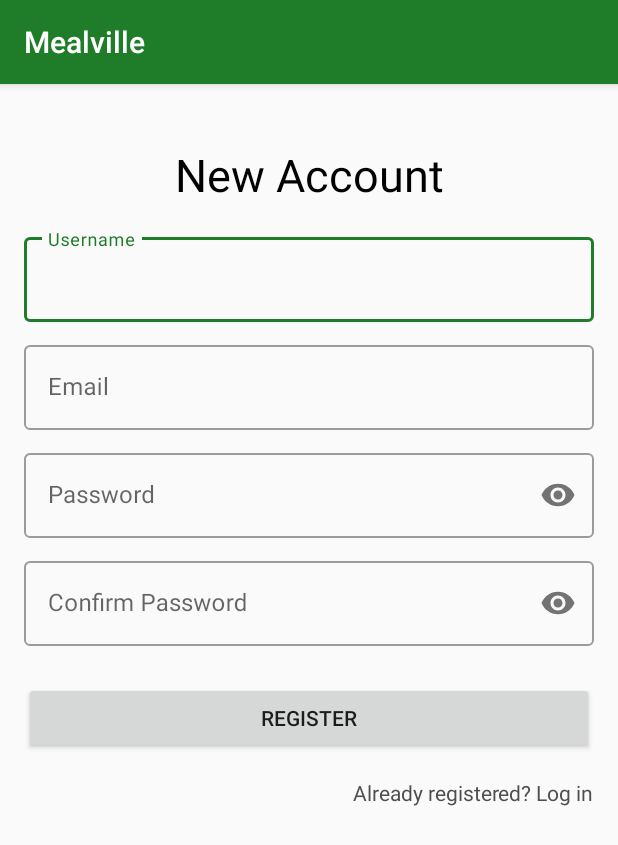
After one commit to Nicholas-Muturi/recipe-app, an Android app: the RegisterActivity screen opened directly, with no data from a screen before it, on a phone screen of 412 x 824 dp. The commit adds this screen. Shown: the top 845 px of the screen. Run offline under Robolectric (Android 15) with nearby library versions, the phone set to English and light mode, and no system bars; our stand-ins replace ButterKnife; Roboto replaces fonts that are not available here.

Commit message:
[chore] created login & register activity

```diff
--- /dev/null
+++ b/app/src/main/java/m/nicholas/mealville/ui/RegisterActivity.java
@@ -0,0 +1,68 @@
+package m.nicholas.mealville.ui;
+
+import androidx.appcompat.app.AppCompatActivity;
+
+import android.content.Intent;
+import android.os.Bundle;
+import android.util.Patterns;
+import android.view.View;
+import android.widget.Button;
+import android.widget.EditText;
+import android.widget.TextView;
+
+import butterknife.BindView;
+import butterknife.ButterKnife;
+import m.nicholas.mealville.R;
+
+public class RegisterActivity extends AppCompatActivity implements View.OnClickListener {
+    @BindView(R.id.etRegisterUsername) EditText etUsername;
+    @BindView(R.id.etRegisterEmail) EditText etEmail;
+    @BindView(R.id.etRegisterPassword) EditText etPassword;
+    @BindView(R.id.etRegisterConfirmPassword) EditText etConfirmPassword;
+    @BindView(R.id.btnRegister) Button btnRegister;
+    @BindView(R.id.tvBackToLogin) TextView tvBackToLogin;
+
+
+    @Override
+    protected void onCreate(Bundle savedInstanceState) {
+        super.onCreate(savedInstanceState);
+        setContentView(R.layout.activity_register);
+        ButterKnife.bind(this);
+        btnRegister.setOnClickListener(this);
+        tvBackToLogin.setOnClickListener(this);
+    }
+
+    @Override
+    public void onClick(View view) {
+        if(view == btnRegister){
+            validateThenRegister();
+        }
+        if(view == tvBackToLogin){
+            Intent intent = new Intent(RegisterActivity.this,LoginActivity.class);
+            intent.setFlags(Intent.FLAG_ACTIVITY_CLEAR_TASK | Intent.FLAG_ACTIVITY_NEW_TASK);
+            startActivity(intent);
+        }
+    }
+
+    private void validateThenRegister(){
+        String username = etUsername.getText().toString().trim();
+        String email = etEmail.getText().toString().trim();
+        String password = etPassword.getText().toString().trim();
+        String confirmPass = etConfirmPassword.getText().toString().trim();
+
+        if(username.isEmpty()) etUsername.setError("Please fill in this field");
+        else if(email.isEmpty()) etEmail.setError("Please fill in this field");
+        else if(!Patterns.EMAIL_ADDRESS.matcher(email).matches()) etEmail.setError("Email doesn't have a proper format");
+        else if(password.isEmpty()) etPassword.setError("Please fill in this field");
+        else if(confirmPass.isEmpty()) etConfirmPassword.setError("Please fill in this field");
+        else if(!password.equals(confirmPass)) etConfirmPassword.setError("Passwords do not match");
+        else{
+
+        }
+    }
+
+    private void setFirebaseDisplayName(String name){
+
+    }
+
+}
--- /dev/null
+++ b/app/src/main/res/layout/activity_register.xml
@@ -0,0 +1,141 @@
+<?xml version="1.0" encoding="utf-8"?>
+<androidx.constraintlayout.widget.ConstraintLayout xmlns:android="http://schemas.android.com/apk/res/android"
+    xmlns:app="http://schemas.android.com/apk/res-auto"
+    xmlns:tools="http://schemas.android.com/tools"
+    android:layout_width="match_parent"
+    android:layout_height="match_parent"
+    tools:context=".ui.RegisterActivity">
+
+    <TextView
+        android:id="@+id/textView"
+        android:layout_width="wrap_content"
+        android:layout_height="wrap_content"
+        android:layout_marginStart="16dp"
+        android:layout_marginTop="40dp"
+        android:layout_marginEnd="16dp"
+        android:text="@string/new_account"
+        android:textAlignment="center"
+        android:textColor="@color/textBlack"
+        android:textSize="30sp"
+        app:layout_constraintEnd_toEndOf="parent"
+        app:layout_constraintHorizontal_bias="0.5"
+        app:layout_constraintStart_toStartOf="parent"
+        app:layout_constraintTop_toTopOf="parent" />
+
+    <com.google.android.material.textfield.TextInputLayout
+        android:id="@+id/textInputLayout4"
+        style="@style/Widget.MaterialComponents.TextInputLayout.OutlinedBox"
+        android:layout_width="match_parent"
+        android:layout_height="wrap_content"
+        android:layout_marginStart="16dp"
+        android:layout_marginTop="16dp"
+        android:layout_marginEnd="16dp"
+        android:hint="@string/username"
+        app:layout_constraintEnd_toEndOf="parent"
+        app:layout_constraintHorizontal_bias="0.5"
+        app:layout_constraintStart_toStartOf="parent"
+        app:layout_constraintTop_toBottomOf="@id/textView">
+
+        <com.google.android.material.textfield.TextInputEditText
+            android:id="@+id/etRegisterUsername"
+            android:layout_width="match_parent"
+            android:layout_height="wrap_content"
+            android:inputType="textPersonName"
+            android:singleLine="true" />
+    </com.google.android.material.textfield.TextInputLayout>
+
+    <com.google.android.material.textfield.TextInputLayout
+        android:id="@+id/textInputLayout5"
+        style="@style/Widget.MaterialComponents.TextInputLayout.OutlinedBox"
+        android:layout_width="match_parent"
+        android:layout_height="wrap_content"
+        android:layout_marginStart="16dp"
+        android:layout_marginTop="10dp"
+        android:layout_marginEnd="16dp"
+        android:hint="@string/email"
+        app:layout_constraintEnd_toEndOf="parent"
+        app:layout_constraintStart_toStartOf="parent"
+        app:layout_constraintTop_toBottomOf="@id/textInputLayout4">
+
+        <com.google.android.material.textfield.TextInputEditText
+            android:id="@+id/etRegisterEmail"
+            android:layout_width="match_parent"
+            android:layout_height="wrap_content"
+            android:inputType="textEmailAddress"
+            android:singleLine="true" />
+    </com.google.android.material.textfield.TextInputLayout>
+
+    <com.google.android.material.textfield.TextInputLayout
+        android:id="@+id/textInputLayout7"
+        style="@style/Widget.MaterialComponents.TextInputLayout.OutlinedBox"
+        android:layout_width="match_parent"
+        android:layout_height="wrap_content"
+        android:layout_marginStart="16dp"
+        android:layout_marginTop="10dp"
+        android:layout_marginEnd="16dp"
+        android:hint="@string/password"
+        app:passwordToggleEnabled="true"
+        app:layout_constraintEnd_toEndOf="parent"
+        app:layout_constraintHorizontal_bias="0.5"
+        app:layout_constraintStart_toStartOf="parent"
+        app:layout_constraintTop_toBottomOf="@+id/textInputLayout5">
+
+        <com.google.android.material.textfield.TextInputEditText
+            android:id="@+id/etRegisterPassword"
+            android:layout_width="match_parent"
+            android:layout_height="wrap_content"
+            android:inputType="textPassword"
+            android:singleLine="true" />
+    </com.google.android.material.textfield.TextInputLayout>
+
+    <com.google.android.material.textfield.TextInputLayout
+        android:id="@+id/textInputLayout6"
+        style="@style/Widget.MaterialComponents.TextInputLayout.OutlinedBox"
+        android:layout_width="match_parent"
+        android:layout_height="wrap_content"
+        android:layout_marginStart="16dp"
+        android:layout_marginTop="10dp"
+        android:layout_marginEnd="16dp"
+        android:hint="@string/confirm_pass"
+        app:passwordToggleEnabled="true"
+        app:layout_constraintEnd_toEndOf="parent"
+        app:layout_constraintHorizontal_bias="0.0"
+        app:layout_constraintStart_toStartOf="parent"
+        app:layout_constraintTop_toBottomOf="@+id/textInputLayout7">
+
+        <com.google.android.material.textfield.TextInputEditText
+            android:id="@+id/etRegisterConfirmPassword"
+            android:layout_width="match_parent"
+            android:layout_height="wrap_content"
+            android:inputType="textPassword"
+            android:singleLine="true" />
+    </com.google.android.material.textfield.TextInputLayout>
+
+    <Button
+        android:id="@+id/btnRegister"
+        android:layout_width="0dp"
+        android:layout_height="wrap_content"
+        android:layout_marginStart="16dp"
+        android:layout_marginTop="24dp"
+        android:layout_marginEnd="16dp"
+        android:text="@string/register"
+        app:layout_constraintEnd_toEndOf="parent"
+        app:layout_constraintStart_toStartOf="parent"
+        app:layout_constraintTop_toBottomOf="@+id/textInputLayout6" />
+
+    <TextView
+        android:id="@+id/tvBackToLogin"
+        android:layout_width="wrap_content"
+        android:layout_height="wrap_content"
+        android:layout_marginStart="16dp"
+        android:layout_marginTop="16dp"
+        android:layout_marginEnd="16dp"
+        android:text="@string/already_registered_log_in"
+        android:textColor="@color/textGrey"
+        app:layout_constraintEnd_toEndOf="parent"
+        app:layout_constraintHorizontal_bias="1.0"
+        app:layout_constraintStart_toStartOf="parent"
+        app:layout_constraintTop_toBottomOf="@id/btnRegister" />
+
+
+</androidx.constraintlayout.widget.ConstraintLayout>
--- a/app/src/main/res/values/colors.xml
+++ b/app/src/main/res/values/colors.xml
@@ -10,6 +10,7 @@
 
     <color name="greyLine">#BEAAAAAA</color>
     <color name="textBlack">#000000</color>
+    <color name="textGrey">#4E4E4E</color>
     <color name="textWhite">#ffffff</color>
 
     <color name="backgroundGrey">#ECECEC</color>
--- a/app/src/main/res/values/strings.xml
+++ b/app/src/main/res/values/strings.xml
@@ -10,6 +10,18 @@
     <string name="view_steps">Steps</string>
     <string name="view_ingredients">Ingredients</string>
 
+    <!-- LOGIN & REGISTER -->
+    <string name="username">Username</string>
+    <string name="email">Email</string>
+    <string name="password">Password</string>
+    <string name="confirm_pass">Confirm Password</string>
+    <string name="login">Login</string>
+    <string name="register">Register</string>
+    <string name="create_account">Don\'t have an account? Create one</string>
+    <string name="logo">logo</string>
+    <string name="new_account">New Account</string>
+    <string name="already_registered_log_in">Already registered? Log in</string>
+
     <!-- ACTION BAR MENU -->
     <string name="search">Search</string>
 
@@ -19,7 +31,7 @@
     <string name="nav_profile">Profile</string>
     <string name="nav_add">New Recipe</string>
 
-    <!-- TODO: Remove or change this placeholder text -->
+    <!-- Blank Fragment Text -->
     <string name="hello_blank_fragment">Hello blank fragment</string>
 
     <!-- Home image labels -->
@@ -39,4 +51,5 @@
     <string name="no_results">No results found</string>
 
 
+
 </resources>
--- a/app/src/main/res/values/styles.xml
+++ b/app/src/main/res/values/styles.xml
@@ -8,6 +8,13 @@
         <item name="colorAccent">@color/colorAccent</item>
     </style>
 
+    <style name="NoActionBar" parent="Theme.AppCompat.Light.NoActionBar">
+        <!-- Customize your theme here. -->
+        <item name="colorPrimary">@color/colorPrimary</item>
+        <item name="colorPrimaryDark">@color/colorPrimaryDark</item>
+        <item name="colorAccent">@color/colorAccent</item>
+    </style>
+
 
 
 </resources>
```
Also changed, not shown: app/src/main/AndroidManifest.xml (+9 -4 lines), app/src/main/java/m/nicholas/mealville/ui/LoginActivity.java (added, +60 -0 lines), app/src/main/res/layout/activity_login.xml (added, +104 -0 lines), app/src/main/res/drawable/mealville2.png (added).
